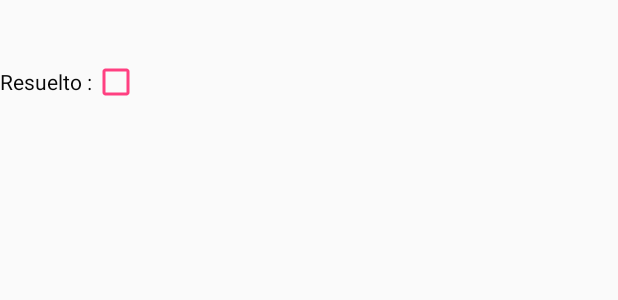
After one commit to LfLanzoni/Reclamos-Online, an Android app: the layout fila_reclamos.xml on its own in the app's theme, with its tools: preview values and no code run, on a phone screen of 412 x 824 dp. The commit adds this screen. Shown: the top 300 px of the screen. Run offline under Robolectric (Android 15) with nearby library versions, the phone set to English and light mode, and no system bars.

Commit message:
Listview reclamos v1.1,cambio de estado reclamo,Logica boton ver mapa

```diff
--- /dev/null
+++ b/app/src/main/res/layout/fila_reclamos.xml
@@ -0,0 +1,33 @@
+<?xml version="1.0" encoding="utf-8"?>
+<LinearLayout xmlns:android="http://schemas.android.com/apk/res/android"
+    xmlns:app="http://schemas.android.com/apk/res-auto"
+    xmlns:tools="http://schemas.android.com/tools"
+    android:orientation="vertical"
+    android:layout_width="match_parent"
+    android:layout_height="match_parent"
+    android:longClickable="true">
+
+    <TextView
+        android:id="@+id/fila_tvMail"
+        android:layout_width="match_parent"
+        android:layout_height="wrap_content"
+        android:textColor="#080808" />
+
+    <TextView
+        android:id="@+id/fila_tvDescripcion"
+        android:layout_width="match_parent"
+        android:layout_height="wrap_content"
+        android:textColor="#080808"/>
+
+    <CheckBox
+        android:id="@+id/fila_cbEstado"
+        android:layout_width="wrap_content"
+        android:layout_height="wrap_content"
+        android:enabled="false"
+        android:buttonTint="#FF4081"
+        android:textColor="#080808"
+        android:textDirection="ltr"
+        android:layoutDirection="rtl"
+        android:text="@string/cbEstado"/>
+
+</LinearLayout>
--- a/app/src/main/res/values/strings.xml
+++ b/app/src/main/res/values/strings.xml
@@ -6,5 +6,6 @@
     <string name="btnTomarFoto">Subir Foto</string>
     <string name="btnReclamar">Hacer Reclamo</string>
     <string name="btnCancelar">Cancelar</string>
-
+    <string name="btnVerMapa">Volver al Mapa</string>
+    <string name="cbEstado">Resuelto :</string>
 </resources>
```
Also changed, not shown: app/src/main/java/ar/android/lflanzoni/reclamosonline/ListaReclamosActivity.java (+21 -2 lines), app/src/main/java/ar/android/lflanzoni/reclamosonline/MapsActivity.java (+5 -11 lines), app/src/main/java/ar/android/lflanzoni/reclamosonline/modelo/ReclamoAdapter.java (added, +47 -0 lines), app/src/main/res/layout/activity_lista_reclamos.xml (+21 -1 lines).
